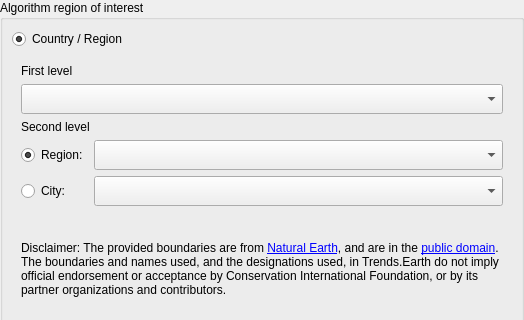
The window that LDMP/gui/WidgetSelectArea.ui (ConservationInternational/trends.earth) describes before a commit, drawn with Qt 5; both pictures show x 0 to 524 and y 0 to 320 of the 524 by 597 pixel window.
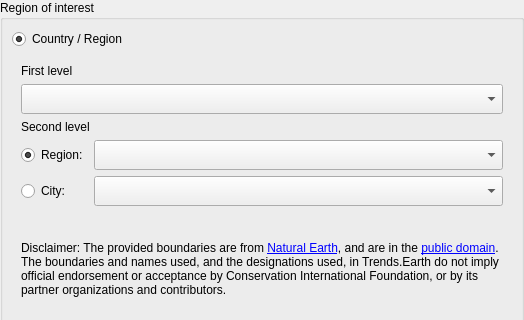
The same window after the commit.

```diff
--- a/LDMP/gui/WidgetSelectArea.ui
+++ b/LDMP/gui/WidgetSelectArea.ui
@@ -41,7 +41,7 @@
       </sizepolicy>
      </property>
      <property name="title">
-      <string>Algorithm region of interest</string>
+      <string>Region of interest</string>
      </property>
      <layout class="QVBoxLayout" name="verticalLayout_4">
       <item>
```
